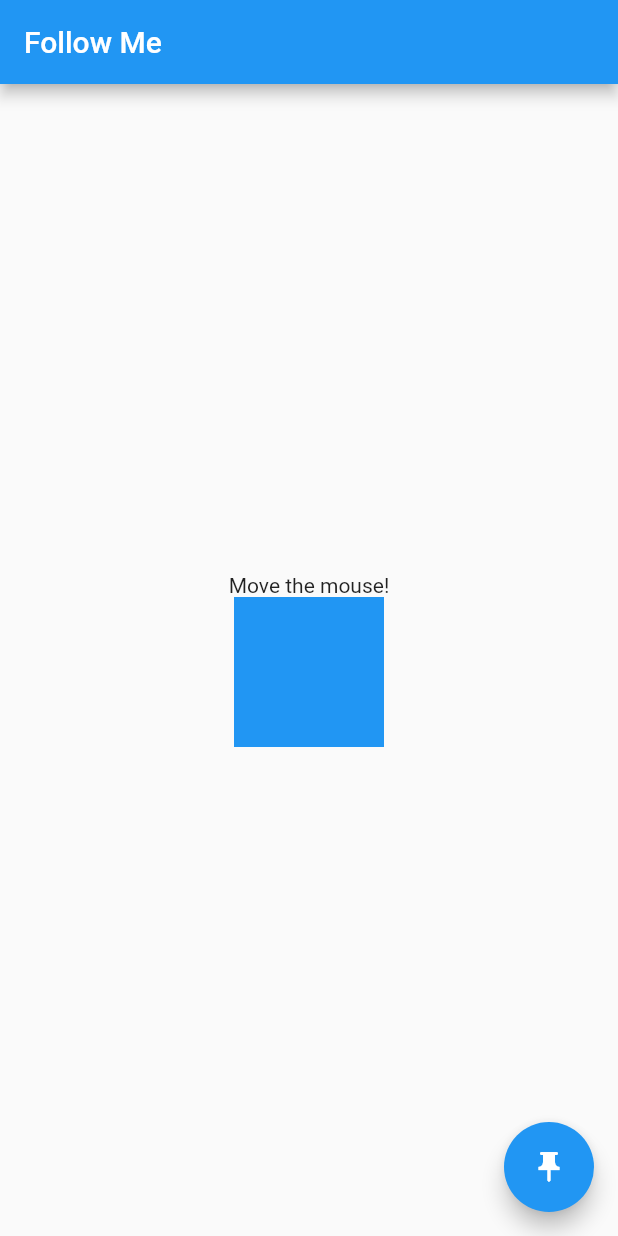
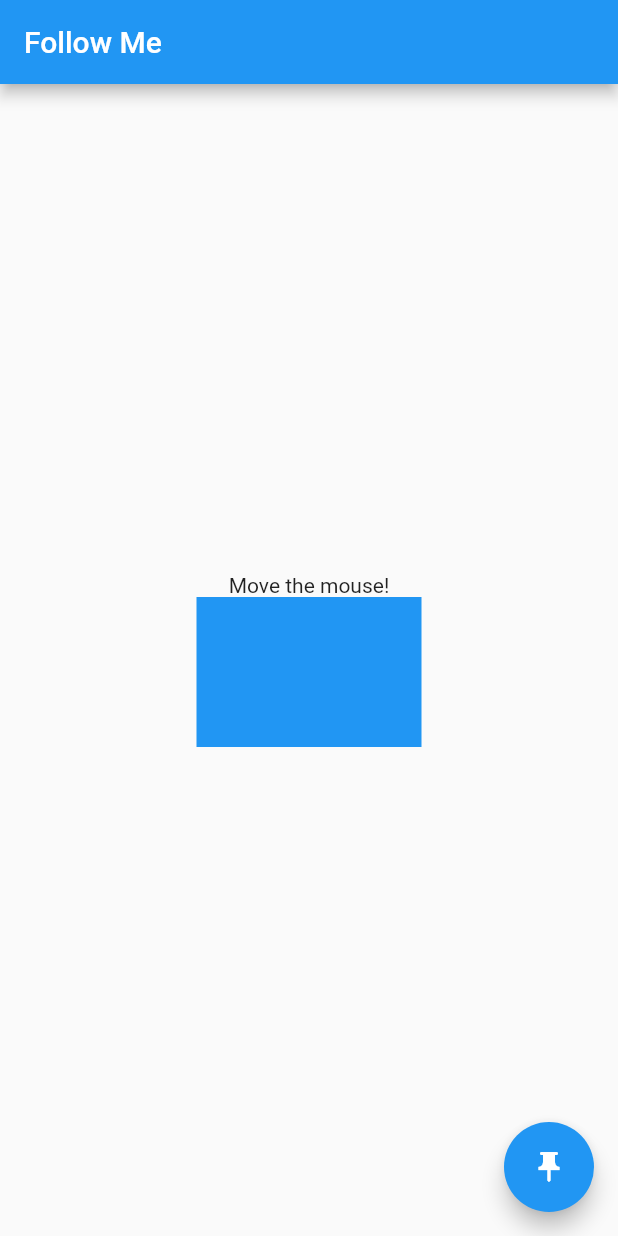
Before and after one commit to BLWTF/follow_me_shadow, a Flutter app: the screen it shows after launch, on a phone screen of 412 x 824 dp. Run offline on Flutter 3.47's test engine with Material 2 defaults, Android fonts, the phone set to English and light mode, and no system bars.

Commit message:
added some more magic

```diff
--- a/lib/main.dart
+++ b/lib/main.dart
@@ -22,8 +22,10 @@ class MyApp extends StatelessWidget {
 class MyHomePage extends StatefulWidget {
   MyHomePage({super.key, required this.title});
   final String title;
-  final GlobalKey buttonKey = GlobalKey();
-  final GlobalKey containerKey = GlobalKey();
+  final Map<String, GlobalKey> selectables = {
+    'button1': GlobalKey(),
+    'container1': GlobalKey(),
+  };
 
   @override
   State<MyHomePage> createState() => _MyHomePageState();
@@ -33,7 +35,7 @@ class _MyHomePageState extends State<MyHomePage>
     with SingleTickerProviderStateMixin {
   Offset mousePosition = const Offset(0, 0);
   bool showShadow = false;
-  Size shadowSize = const Size(10, 10);
+  Size shadowSize = const Size(15, 15);
   String? selected;
 
   @override
@@ -51,24 +53,16 @@ class _MyHomePageState extends State<MyHomePage>
       },
       onHover: (event) {
         setState(() {
-          if (selected == 'button1') {
-            RenderBox box = widget.buttonKey.currentContext!.findRenderObject()
-                as RenderBox;
-            Offset buttonOffset = box.localToGlobal(Offset.zero);
+          if (selected != null) {
+            RenderBox box = widget.selectables[selected]!.currentContext!
+                .findRenderObject() as RenderBox;
+            Offset offset = box.localToGlobal(Offset.zero);
             shadowSize = box.size;
-            mousePosition = Offset(
-              buttonOffset.dx + (shadowSize.width / 2),
-              buttonOffset.dy + (shadowSize.height / 2),
-            );
-          } else if (selected == 'container1') {
-            RenderBox box = widget.containerKey.currentContext!
-                .findRenderObject() as RenderBox;
-            Offset containerOffset = box.localToGlobal(Offset.zero);
-            shadowSize = box.size;
-            mousePosition = Offset(
-              containerOffset.dx + (shadowSize.width / 2),
-              containerOffset.dy + (shadowSize.height / 2),
-            );
+            // mousePosition = Offset(
+            //   offset.dx + (shadowSize.width / 2),
+            //   offset.dy + (shadowSize.height / 2),
+            // );
+            mousePosition = event.position;
           } else {
             mousePosition = event.position;
             shadowSize = const Size(10, 10);
@@ -90,45 +84,46 @@ class _MyHomePageState extends State<MyHomePage>
                     const Text(
                       'Move the mouse!',
                     ),
-                    MouseRegion(
-                      onHover: (event) {
-                        setState(() {
-                          selected = 'container1';
-                        });
-                      },
-                      onExit: (event) {
-                        setState(() {
-                          selected = null;
-                        });
-                      },
-                      child: Container(
-                        key: widget.containerKey,
-                        width: 100,
-                        height: 100,
-                        color: Colors.blue,
-                      ),
-                    )
+                    _Selectable(
+                        key: widget.selectables['container1'],
+                        tag: 'container1',
+                        child: Container(
+                          width: 150,
+                          height: 100,
+                          color: Colors.blue,
+                        ),
+                        onHover: () {
+                          setState(() {
+                            selected = 'container1';
+                          });
+                        },
+                        onExit: () {
+                          setState(() {
+                            selected = null;
+                          });
+                        }),
                   ],
                 ),
               ),
-              floatingActionButton: MouseRegion(
-                onHover: (event) {
+              floatingActionButton: _Selectable(
+                key: widget.selectables['button1'],
+                tag: 'button1',
+                onHover: () {
                   setState(() {
                     selected = 'button1';
                   });
                 },
-                onExit: (event) {
+                onExit: () {
                   setState(() {
                     selected = null;
                   });
                 },
-                child: SizedBox(
+                child: const SizedBox(
                   width: 60,
                   height: 60,
                   child: FloatingActionButton(
-                    key: widget.buttonKey,
                     onPressed: null,
-                    child: const Icon(Icons.push_pin),
+                    child: Icon(Icons.push_pin),
                   ),
                 ),
               ),
@@ -137,7 +132,7 @@ class _MyHomePageState extends State<MyHomePage>
           AnimatedPositioned(
             top: mousePosition.dy - (shadowSize.height / 2),
             left: mousePosition.dx - (shadowSize.width / 2),
-            duration: const Duration(milliseconds: 200),
+            duration: const Duration(milliseconds: 300),
             curve: Curves.easeOut,
             child: Opacity(
               opacity: showShadow == true ? 1 : 0,
@@ -146,8 +141,8 @@ class _MyHomePageState extends State<MyHomePage>
                 child: AnimatedContainer(
                   height: shadowSize.height,
                   width: shadowSize.width,
-                  duration: const Duration(milliseconds: 300),
-                  curve: Curves.easeOut,
+                  duration: const Duration(milliseconds: 1000),
+                  curve: Curves.fastLinearToSlowEaseIn,
                   decoration: BoxDecoration(
                     shape: BoxShape.circle,
                     color: Colors.black.withOpacity(0.6),
@@ -161,3 +156,27 @@ class _MyHomePageState extends State<MyHomePage>
     );
   }
 }
+
+class _Selectable extends StatelessWidget {
+  final String tag;
+  final Widget child;
+  final Function() onHover;
+  final Function() onExit;
+
+  const _Selectable({
+    super.key,
+    required this.tag,
+    required this.child,
+    required this.onHover,
+    required this.onExit,
+  });
+
+  @override
+  Widget build(BuildContext context) {
+    return MouseRegion(
+      onHover: (event) => onHover(),
+      onExit: (event) => onExit(),
+      child: child,
+    );
+  }
+}
```
